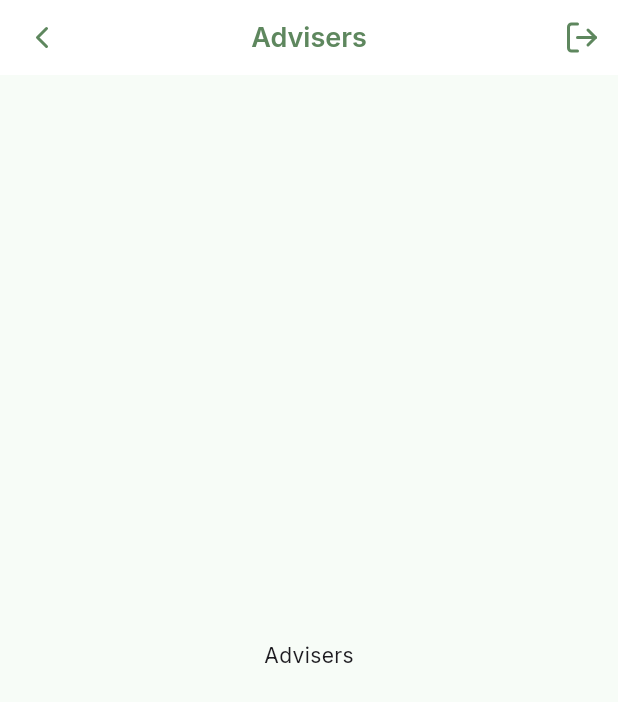
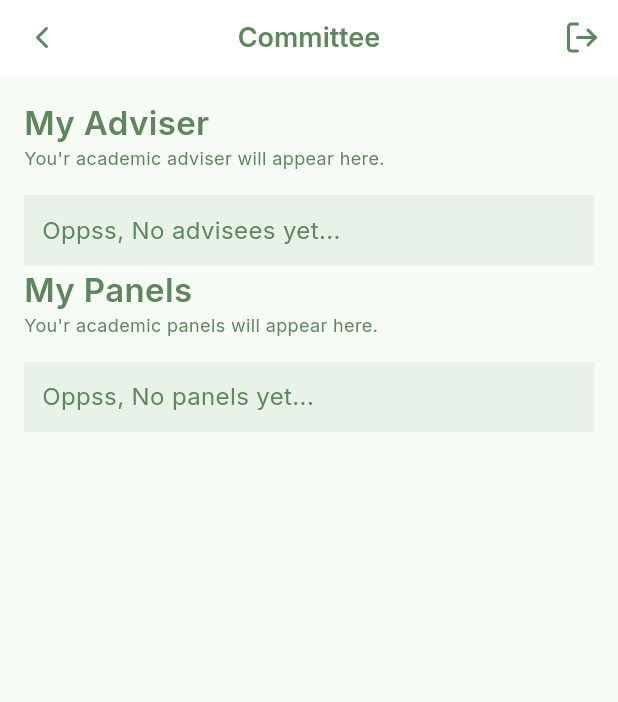
Before and after one commit to kiannaquines/tmds, a Flutter app: the MyAdvisers screen opened directly, on a phone screen of 412 x 824 dp. Shown: the top 702 px of the screen. Run offline on Flutter 3.47's test engine with Material 3 defaults, Android fonts, the phone set to English and light mode, and no system bars; our stand-ins replace google_fonts, lucide_icons_flutter, shared_preferences, timeago; accounts and stored records are empty; network calls fail.

Commit message:
Refactor advisers and thesis status screens: separate fetching of advisers and panels, update UI titles and messages for clarity.

```diff
--- a/lib/screens/advisers.dart
+++ b/lib/screens/advisers.dart
@@ -1,6 +1,7 @@
 import 'dart:convert';
 
 import 'package:flutter/material.dart';
+import 'package:google_fonts/google_fonts.dart';
 import 'package:tdms_faculty/components/my_appbar.dart';
 import 'package:tdms_faculty/constants.dart';
 import 'package:tdms_faculty/components/widgets.dart';
@@ -19,14 +20,16 @@ class _MyAdvisersState extends State<MyAdvisers> {
   @override
   void initState() {
     super.initState();
-    _fetchMyAdvisersAndPanel();
+    _fetchMyAdvisers();
+    _fetchMyPanels();
   }
 
-  List<Map<String, dynamic>> myAdvisersAndPanel = [];
+  List<Map<String, dynamic>> myAdvisers = [];
+  List<Map<String, dynamic>> myPanels = [];
 
-  Future<void> _fetchMyAdvisersAndPanel() async {
+  Future<void> _fetchMyAdvisers() async {
     final token = await getToken();
-    final url = Uri.parse('$apiUrl/my-advisers-panels');
+    final url = Uri.parse('$apiUrl/advisers');
     final headers = {
       'Accept': 'application/json',
       'Content-Type': 'application/json',
@@ -36,7 +39,32 @@ class _MyAdvisersState extends State<MyAdvisers> {
     final responseBody = jsonDecode(response.body);
 
     if (response.statusCode == 200) {
-      setState(() {});
+      final List<dynamic> data = responseBody['data'];
+
+      setState(() {
+        myAdvisers = data.cast<Map<String, dynamic>>();
+      });
+    } else {
+      showMessageSnackbar(context, responseBody['message']);
+    }
+  }
+
+  Future<void> _fetchMyPanels() async {
+    final token = await getToken();
+    final url = Uri.parse('$apiUrl/panels');
+    final headers = {
+      'Accept': 'application/json',
+      'Content-Type': 'application/json',
+      if (token != null) 'Authorization': 'Bearer $token',
+    };
+    final response = await http.get(url, headers: headers);
+    final responseBody = jsonDecode(response.body);
+
+    if (response.statusCode == 200) {
+      final List<dynamic> data = responseBody['data'];
+      setState(() {
+        myPanels = data.cast<Map<String, dynamic>>();
+      });
     } else {
       showMessageSnackbar(context, responseBody['message']);
     }
@@ -48,7 +76,7 @@ class _MyAdvisersState extends State<MyAdvisers> {
       appBar: PreferredSize(
         preferredSize: Size.fromHeight(50.0),
         child: MyAppbar(
-          title: 'Advisers',
+          title: 'Committee',
           showActions: true,
           withLeading: true,
           locationScreen: () {
@@ -58,7 +86,106 @@ class _MyAdvisersState extends State<MyAdvisers> {
           },
         ),
       ),
-      body: Center(child: Text('Advisers')),
+      body: SingleChildScrollView(
+        padding: EdgeInsets.all(16.0),
+        child: Column(
+          crossAxisAlignment: CrossAxisAlignment.start,
+          children: [
+            Text(
+              'My Adviser',
+              style: GoogleFonts.inter(
+                fontSize: 22,
+                fontWeight: FontWeight.w600,
+                color: Color(0xFF5E875E),
+              ),
+            ),
+            Text(
+              'You\'r academic adviser will appear here.',
+              style: GoogleFonts.inter(color: Color(0xFF5E875E), fontSize: 12),
+            ),
+
+            SizedBox(height: 16),
+            ...myAdvisers.asMap().entries.map((entry) {
+              final index = entry.key;
+              final advisee = entry.value;
+
+              final adviseeName = advisee['student_name'] ?? '';
+              final adviseeStudy = advisee['study_title'] ?? '';
+              final adviseeStudyType = advisee['study_type'] ?? '';
+
+              return Padding(
+                padding: EdgeInsets.only(top: index == 0 ? 0 : 16.0),
+                child: buildUserCard(
+                  adviseeName,
+                  adviseeStudy,
+                  adviseeStudyType,
+                  () {},
+                ),
+              );
+            }),
+
+            if (myAdvisers.isEmpty)
+              Container(
+                color: Color(0xFFE8F2E8),
+                padding: EdgeInsets.all(12.0),
+                width: MediaQuery.of(context).size.width,
+                child: Text(
+                  'Oppss, No advisees yet...',
+                  style: GoogleFonts.inter(
+                    fontSize: 16,
+                    color: Color(0xFF5E875E),
+                  ),
+                ),
+              ),
+
+            Text(
+              'My Panels',
+              style: GoogleFonts.inter(
+                fontSize: 22,
+                fontWeight: FontWeight.w600,
+                color: Color(0xFF5E875E),
+              ),
+            ),
+            Text(
+              'You\'r academic panels will appear here.',
+              style: GoogleFonts.inter(color: Color(0xFF5E875E), fontSize: 12),
+            ),
+            SizedBox(height: 16),
+            ...myPanels.asMap().entries.map((entry) {
+              final index = entry.key;
+              final advisee = entry.value;
+
+              final adviseeName = advisee['student_name'] ?? '';
+              final adviseeStudy = advisee['study_title'] ?? '';
+              final adviseeStudyType = advisee['study_type'] ?? '';
+
+              return Padding(
+                padding: EdgeInsets.only(top: index == 0 ? 0 : 16.0),
+                child: buildUserCard(
+                  adviseeName,
+                  adviseeStudy,
+                  adviseeStudyType,
+                  () {},
+                ),
+              );
+            }),
+
+            if (myPanels.isEmpty)
+              Container(
+                color: Color(0xFFE8F2E8),
+                padding: EdgeInsets.all(12.0),
+                width: MediaQuery.of(context).size.width,
+                child: Text(
+                  'Oppss, No panels yet...',
+                  style: GoogleFonts.inter(
+                    fontSize: 16,
+                    color: Color(0xFF5E875E),
+                  ),
+                ),
+              ),
+          ],
+        ),
+      ),
     );
   }
 }
--- a/lib/screens/thesis_status.dart
+++ b/lib/screens/thesis_status.dart
@@ -77,7 +77,7 @@ class _ThesisStatusScreenState extends State<ThesisStatusScreen> {
           crossAxisAlignment: CrossAxisAlignment.start,
           children: [
             Text(
-              'Study Progress Timeline',
+              'Thesis Progress',
               style: GoogleFonts.inter(
                 fontSize: 22,
                 fontWeight: FontWeight.w600,
```
Also changed, not shown: lib/components/widgets.dart (+10 -0 lines).
